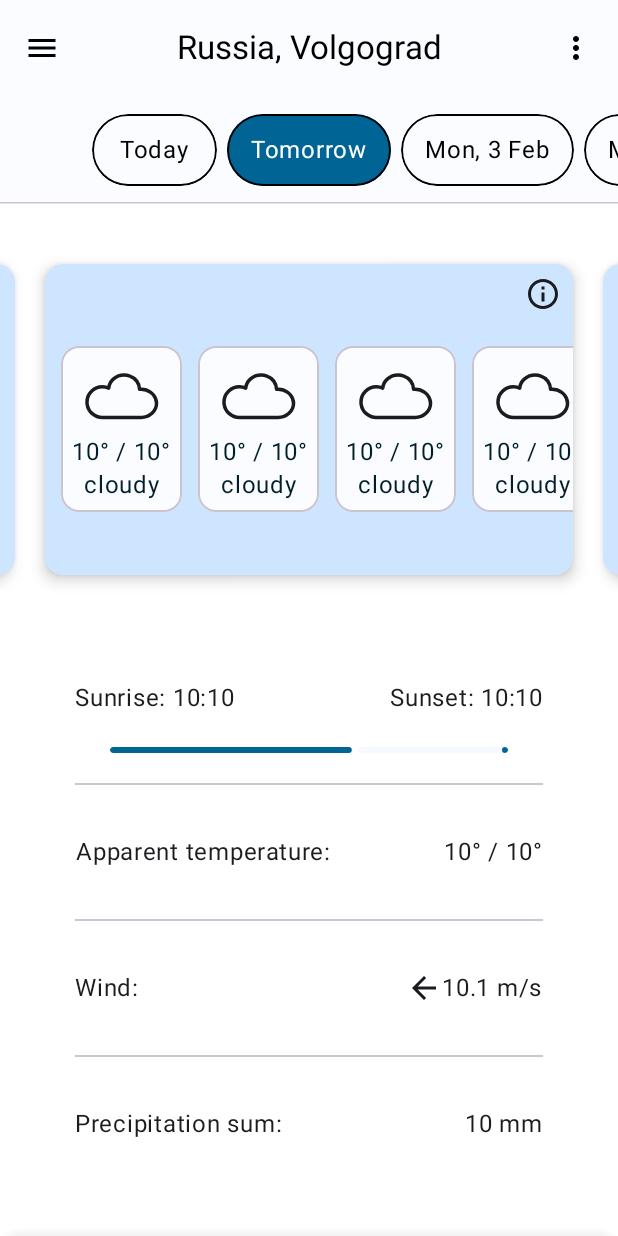
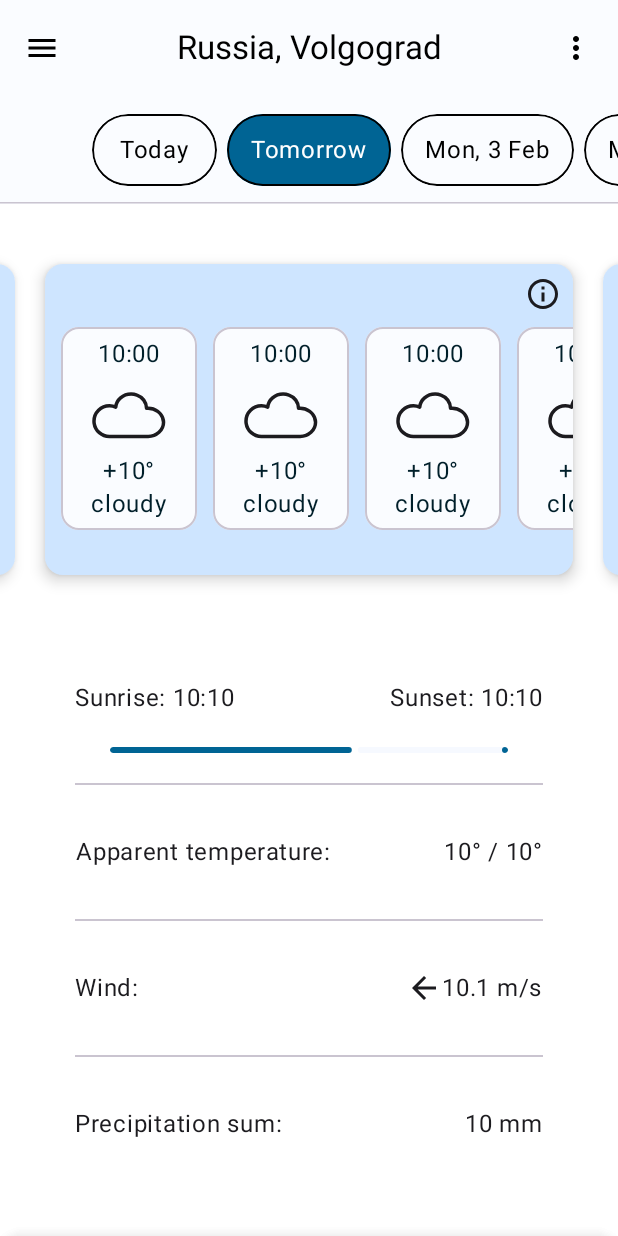
Before and after one commit to dmitLu99/ComposeWeatherApp, an Android app built with Jetpack Compose: the screen it shows after launch (MainActivity), after a tap on "Cloudy", on a phone screen of 412 x 824 dp. Run offline under Robolectric (Android 15) with nearby library versions, the phone set to English and light mode, and no system bars; our stand-ins replace accompanist.

Commit message:
Добавлена возможность менять единицы измерения

```diff
--- a/app/src/main/java/com/loodmeet/weatherapp/ui/main_screen/MainScreen.kt
+++ b/app/src/main/java/com/loodmeet/weatherapp/ui/main_screen/MainScreen.kt
@@ -30,22 +30,28 @@ import androidx.compose.runtime.getValue
 import androidx.compose.runtime.setValue
 import com.loodmeet.weatherapp.core.models.Named
 import com.loodmeet.weatherapp.core.models.UnitOfMeasurement
-
-data class TabItem(val title: String, val screen: @Composable () -> Unit)
+import com.loodmeet.weatherapp.ui.models.MainScreenTabItem
+import com.loodmeet.weatherapp.ui.veiw_models.MainScreenViewModel
+import androidx.lifecycle.viewmodel.compose.viewModel
+import androidx.compose.runtime.getValue
+import androidx.compose.runtime.setValue
 
 @OptIn(ExperimentalMaterialApi::class)
 @Preview
 @Composable
-fun MainScreen() = with(MaterialTheme.colorScheme) {
+fun MainScreen(viewModel: MainScreenViewModel = viewModel()) = with(MaterialTheme.colorScheme) {
+
+    viewModel.fetchWeather()
+    val weather = viewModel.weatherData.value
 
     val tabs = listOf(
-        TabItem("Today") { WeatherScreen() },
-        TabItem("Tomorrow") { WeatherScreen() },
-        TabItem("Mon, 3 Feb") { WeatherScreen() },
-        TabItem("Mon, 3 Feb") { WeatherScreen() },
-        TabItem("Mon, 3 Feb") { WeatherScreen() },
-        TabItem("Mon, 3 Feb") { WeatherScreen() },
-        TabItem("Mon, 3 Feb") { WeatherScreen() },
+        MainScreenTabItem("Today") { WeatherScreen(weather) },
+        MainScreenTabItem("Tomorrow") { WeatherScreen(weather ) },
+        MainScreenTabItem("Mon, 3 Feb") { WeatherScreen(weather) },
+        MainScreenTabItem("Mon, 3 Feb") { WeatherScreen(weather) },
+        MainScreenTabItem("Mon, 3 Feb") { WeatherScreen(weather) },
+        MainScreenTabItem("Mon, 3 Feb") { WeatherScreen(weather) },
+        MainScreenTabItem("Mon, 3 Feb") { WeatherScreen(weather) },
     )
 
     val scope = rememberCoroutineScope()
@@ -110,7 +116,10 @@ fun MainScreen() = with(MaterialTheme.colorScheme) {
         ),
         onClick = topNamedItemsOnClick,
         isClicked = { item -> item == selectedWindSpeed },
-        onSelect = { item -> selectedWindSpeed = item }
+        onSelect = { item ->
+            selectedWindSpeed = item
+            viewModel.changeWindSpeedUnit(item)
+        }
     )
 
     val precipitationItems = mapToBottomSheetListItem(
@@ -143,7 +152,7 @@ fun MainScreen() = with(MaterialTheme.colorScheme) {
 
     ModalBottomSheetLayout(
         sheetBackgroundColor = background,
-        sheetContent = { BottomSheetContent(topItems = unitItems, showDragHandle = false) },
+        sheetContent = { BottomSheetContent(topItems = unitItems, showDragHandle = true) },
         sheetShape = roundedShape,
         sheetState = mainModalBottomSheetState
     ) {
@@ -206,7 +215,7 @@ fun TopAppBar(moreButtonOnClick: () -> Unit = {}) = with(MaterialTheme.colorSche
 
 @OptIn(ExperimentalPagerApi::class)
 @Composable
-fun Tabs(tabs: List<TabItem>) = with(MaterialTheme.colorScheme) {
+fun Tabs(tabs: List<MainScreenTabItem>) = with(MaterialTheme.colorScheme) {
 
     val pagerState = rememberPagerState()
 
@@ -236,7 +245,12 @@ fun Tabs(tabs: List<TabItem>) = with(MaterialTheme.colorScheme) {
 
 @OptIn(ExperimentalPagerApi::class)
 @Composable
-fun TabItem(modifier: Modifier = Modifier, tab: TabItem, index: Int, pagerState: PagerState) =
+fun TabItem(
+    modifier: Modifier = Modifier,
+    tab: MainScreenTabItem,
+    index: Int,
+    pagerState: PagerState
+) =
     with(MaterialTheme.colorScheme) {
 
         val scope = rememberCoroutineScope()
@@ -266,7 +280,7 @@ fun TabItem(modifier: Modifier = Modifier, tab: TabItem, index: Int, pagerState:
 
 @OptIn(ExperimentalPagerApi::class)
 @Composable
-fun Pager(tabs: List<TabItem>, pagerState: PagerState) {
+fun Pager(tabs: List<MainScreenTabItem>, pagerState: PagerState) {
 
     HorizontalPager(
         state = pagerState,
--- a/app/src/main/java/com/loodmeet/weatherapp/ui/main_screen/WeatherScreen.kt
+++ b/app/src/main/java/com/loodmeet/weatherapp/ui/main_screen/WeatherScreen.kt
@@ -18,49 +18,12 @@ import androidx.compose.ui.text.style.TextAlign
 import androidx.compose.ui.unit.Dp
 import androidx.compose.ui.unit.dp
 import com.dmitLugg.weatherapp.R
-import com.loodmeet.weatherapp.core.models.UnitsOfMeasurementResIds
-import com.loodmeet.weatherapp.core.models.UnitsOfMeasurementResIds.Companion.TemperatureUnits.CELSIUS
-import com.loodmeet.weatherapp.core.models.UnitsOfMeasurementResIds.Companion.WindSpeedUnits.METRES_PER_SECOND
-import com.loodmeet.weatherapp.core.models.UnitsOfMeasurementResIds.Companion.PrecipitationUnits.MILLIMETER
-
-data class Weather(
-    val descriptionResId: Int,
-    val iconResId: Int,
-    val temperatureMax: Int,
-    val temperatureMin: Int,
-    val sunrise: String,
-    val sunset: String,
-    val apparentTemperatureMin: Int,
-    val apparentTemperatureMax: Int,
-    val windSpeed: Double,
-    val windDirectionIconResId: Int,
-    val precipitationSum: Int,
-    val unitsOfMeasurementResIds: UnitsOfMeasurementResIds
-)
-
-val units = UnitsOfMeasurementResIds(
-    temperatureUnitResId = CELSIUS,
-    windSpeedUnitResId = METRES_PER_SECOND,
-    precipitationUnitResId = MILLIMETER
-)
-
-val weather = Weather(
-    descriptionResId = R.string.cloudy,
-    iconResId = R.drawable.ic_sky_32,
-    temperatureMax = 10,
-    temperatureMin = 10,
-    sunrise = "10:10",
-    sunset = "10:10",
-    apparentTemperatureMax = 10,
-    apparentTemperatureMin = 10,
-    windSpeed = 10.1,
-    windDirectionIconResId = R.drawable.ic_person_outlined,
-    precipitationSum = 10,
-    unitsOfMeasurementResIds = units
-)
+import com.loodmeet.weatherapp.core.utils.Config
+import com.loodmeet.weatherapp.ui.models.Weather
+import com.loodmeet.weatherapp.ui.veiw_models.MainScreenViewModel
 
 @Composable
-fun WeatherScreen() {
+fun WeatherScreen(weather: Weather) {
 
     Surface(color = Color.Transparent, contentColor = MaterialTheme.colorScheme.onBackground) {
 
@@ -87,13 +50,13 @@ fun WeatherScreen() {
                         .weight(0.5f)
                         .fillMaxWidth()
 
-                    SunriseAndSunset(modifier = rowModifier)
+                    SunriseAndSunset(modifier = rowModifier, weather = weather)
                     Divider(dividerModifier)
-                    ApparentTemperature(modifier = rowModifier)
+                    ApparentTemperature(modifier = rowModifier, weather = weather)
                     Divider(dividerModifier)
-                    Wind(modifier = rowModifier)
+                    Wind(modifier = rowModifier, weather = weather)
                     Divider(dividerModifier)
-                    PrecipitationSum(modifier = rowModifier)
+                    PrecipitationSum(modifier = rowModifier, weather = weather)
                 }
             }
         }
@@ -146,36 +109,33 @@ fun WeatherCard(modifier: Modifier = Modifier, weather: Weather) {
     }
 }
 
-data class HourlyWeather(
-    val description: String,
-    val iconId: Int,
-    val temperatureMin: Int,
-    val temperatureMax: Int
-)
-
 @Composable
 fun TopHourlyWeather(
     modifier: Modifier = Modifier,
     weather: Weather,
     iconSize: Dp = 56.dp,
 ) = with(MaterialTheme.colorScheme) {
-    val list = List(size = 24) {
-        HourlyWeather(description = "cloudy", iconId = R.drawable.ic_sky_32, 10, 10)
-    }
+
     LazyRow(
         modifier = modifier.fillMaxSize(),
         verticalAlignment = Alignment.CenterVertically,
         contentPadding = PaddingValues(horizontal = 5.dp)
     ) {
-        items(list) { item ->
+        items(weather.hourlyWeather) { item ->
             OutlinedCard(modifier = Modifier.padding(horizontal = 5.dp)) {
                 Column(
                     verticalArrangement = Arrangement.SpaceEvenly,
                     horizontalAlignment = Alignment.CenterHorizontally,
                     modifier = Modifier
                         .padding(5.dp)
-                        .width(70.dp)
+                        .width(80.dp)
                 ) {
+                    Text(
+                        text = item.time,
+                        style = MaterialTheme.typography.bodyLarge,
+                        color = onSecondaryContainer,
+                        modifier = Modifier.padding(vertical = 3.dp)
+                    )
                     Icon(
                         painter = painterResource(id = item.iconId),
                         contentDescription = null,
@@ -183,7 +143,7 @@ fun TopHourlyWeather(
                         tint = onPrimaryContainer
                     )
                     Text(
-                        text = "${item.temperatureMin}° / ${item.temperatureMax}°",
+                        text = "${item.temperature}°",
                         style = MaterialTheme.typography.bodyLarge,
                         color = onSecondaryContainer
                     )
@@ -249,7 +209,11 @@ fun TopDailyWeather(
 }
 
 @Composable
-fun SunriseAndSunset(modifier: Modifier = Modifier, progress: Float = 0.6f) {
+fun SunriseAndSunset(
+    modifier: Modifier = Modifier,
+    progress: Float = 0.6f,
+    weather: Weather
+) {
 
     val progressIndicatorModifier = Modifier
         .fillMaxWidth(fraction = 0.85f)
@@ -273,7 +237,7 @@ fun SunriseAndSunset(modifier: Modifier = Modifier, progress: Float = 0.6f) {
 }
 
 @Composable
-fun ApparentTemperature(modifier: Modifier = Modifier) {
+fun ApparentTemperature(modifier: Modifier = Modifier, weather: Weather) {
 
     TextRow(modifier = modifier) {
         Text(
@@ -285,7 +249,7 @@ fun ApparentTemperature(modifier: Modifier = Modifier) {
 }
 
 @Composable
-fun Wind(modifier: Modifier = Modifier) {
+fun Wind(modifier: Modifier = Modifier, weather: Weather) {
 
     TextRow(modifier = modifier) {
         Text(text = "${stringResource(R.string.wind)}:")
@@ -299,11 +263,7 @@ fun Wind(modifier: Modifier = Modifier) {
                 modifier = Modifier.size(24.dp)
             )
             Text(
-                text = "${weather.windSpeed} ${
-                    stringResource(
-                        id = weather.unitsOfMeasurementResIds.windSpeedUnitResId
-                    )
-                }",
+                text = "${weather.windSpeed} ${stringResource(id = weather.windSpeedUnit.unitResId)}",
                 modifier = Modifier
             )
         }
@@ -311,16 +271,12 @@ fun Wind(modifier: Modifier = Modifier) {
 }
 
 @Composable
-fun PrecipitationSum(modifier: Modifier = Modifier) {
+fun PrecipitationSum(modifier: Modifier = Modifier, weather: Weather) {
 
     TextRow(modifier = modifier) {
         Text(text = "${stringResource(R.string.precipitation_sum)}:")
         Text(
-            text = "${weather.precipitationSum} ${
-                stringResource(
-                    id = weather.unitsOfMeasurementResIds.precipitationUnitResId
-                )
-            }"
+            text = "${weather.precipitationSum} ${stringResource(id = weather.precipitationUnit.unitResId)}"
         )
     }
 }
--- /dev/null
+++ b/app/src/main/java/com/loodmeet/weatherapp/ui/models/HourlyWeather.kt
@@ -0,0 +1,8 @@
+package com.loodmeet.weatherapp.ui.models
+
+data class HourlyWeather(
+    val time: String,
+    val description: String,
+    val iconId: Int,
+    val temperature: String
+)
--- /dev/null
+++ b/app/src/main/java/com/loodmeet/weatherapp/ui/models/MainScreenTabItem.kt
@@ -0,0 +1,5 @@
+package com.loodmeet.weatherapp.ui.models
+
+import androidx.compose.runtime.Composable
+
+data class MainScreenTabItem(val title: String, val screen: @Composable () -> Unit)
--- /dev/null
+++ b/app/src/main/java/com/loodmeet/weatherapp/ui/models/Weather.kt
@@ -0,0 +1,20 @@
+package com.loodmeet.weatherapp.ui.models
+
+import com.loodmeet.weatherapp.core.models.UnitOfMeasurement
+
+data class Weather(
+    val descriptionResId: Int,
+    val iconResId: Int,
+    val temperatureMax: Int,
+    val temperatureMin: Int,
+    val sunrise: String,
+    val sunset: String,
+    val apparentTemperatureMin: Int,
+    val apparentTemperatureMax: Int,
+    val windSpeed: Double,
+    val windDirectionIconResId: Int,
+    val precipitationSum: Int,
+    val hourlyWeather: List<HourlyWeather>,
+    val windSpeedUnit: UnitOfMeasurement.WindSpeedUnit,
+    val precipitationUnit: UnitOfMeasurement.PrecipitationUnit
+)
--- a/app/src/main/java/com/loodmeet/weatherapp/ui/veiw_models/MainScreenViewModel.kt
+++ b/app/src/main/java/com/loodmeet/weatherapp/ui/veiw_models/MainScreenViewModel.kt
@@ -1,11 +1,52 @@
 package com.loodmeet.weatherapp.ui.veiw_models
 
-import androidx.lifecycle.MutableLiveData
+import android.util.Log
+import androidx.compose.runtime.derivedStateOf
+import androidx.compose.runtime.getValue
+import androidx.compose.runtime.mutableStateOf
+import androidx.compose.runtime.setValue
 import androidx.lifecycle.ViewModel
-import com.loodmeet.weatherapp.ui.models.BottomSheetListItem
+import com.dmitLugg.weatherapp.R
+import com.loodmeet.weatherapp.core.models.UnitOfMeasurement
+import com.loodmeet.weatherapp.core.utils.Config
+import com.loodmeet.weatherapp.ui.models.HourlyWeather
+import com.loodmeet.weatherapp.ui.models.Weather
 
 class MainScreenViewModel : ViewModel() {
 
-//    val unitsOfMeasurementLiveData = MutableLiveData<BottomSheetListItem>
+    private val hourlyWeather = List(size = 24) {
+        HourlyWeather(
+            time = "10:00",
+            description = "cloudy",
+            iconId = R.drawable.ic_sky_32,
+            temperature = "+10"
+        )
+    }
 
+    private val weather = Weather(
+        descriptionResId = R.string.cloudy,
+        iconResId = R.drawable.ic_sky_32,
+        temperatureMax = 10,
+        temperatureMin = 10,
+        sunrise = "10:10",
+        sunset = "10:10",
+        apparentTemperatureMax = 10,
+        apparentTemperatureMin = 10,
+        windSpeed = 10.1,
+        windDirectionIconResId = R.drawable.ic_person_outlined,
+        precipitationSum = 10,
+        hourlyWeather = hourlyWeather,
+        windSpeedUnit = UnitOfMeasurement.WindSpeedUnit.MetresPerSecond,
+        precipitationUnit = UnitOfMeasurement.PrecipitationUnit.Millimeter
+    )
+
+    var weatherData = mutableStateOf(weather)
+
+    fun fetchWeather() {
+//        weatherData.value = weather
+    }
+
+    fun changeWindSpeedUnit(unit: UnitOfMeasurement.WindSpeedUnit) {
+        weatherData.value = weather.copy(windSpeedUnit = unit)
+    }
 }
```
